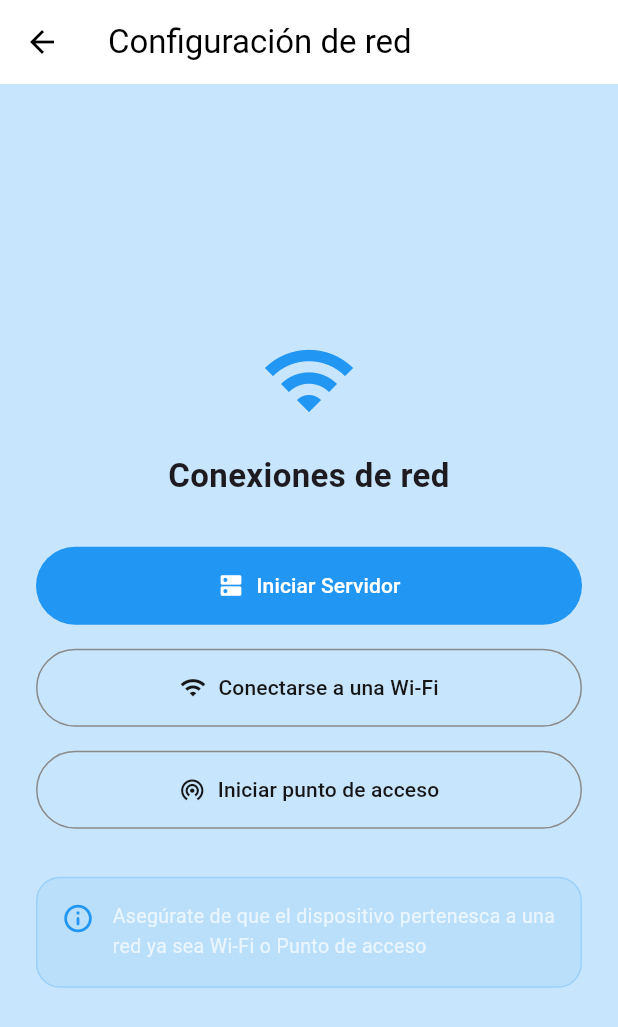
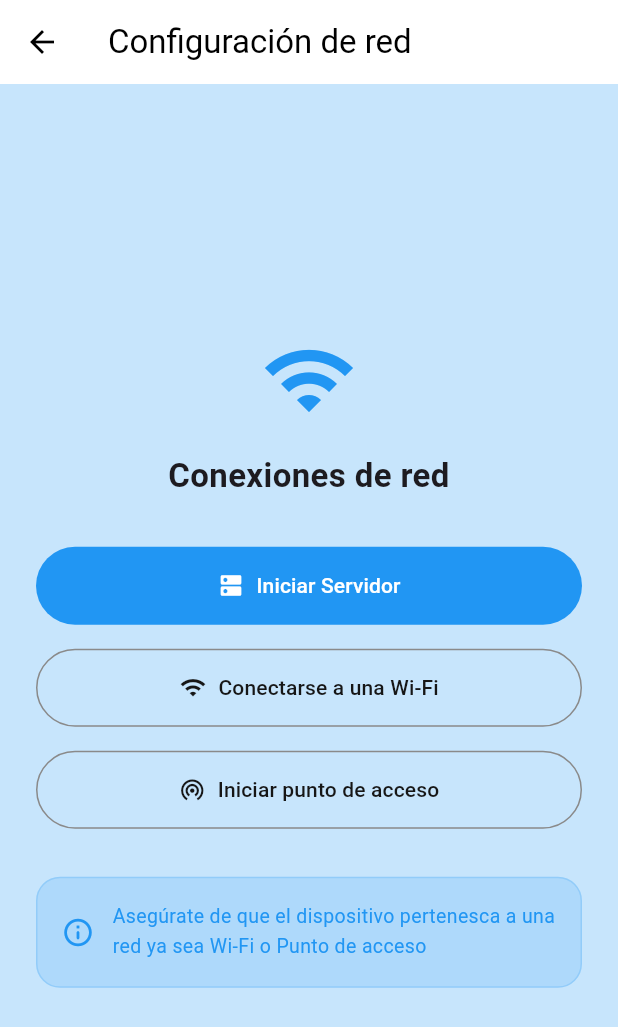
Before and after one commit to AleBesu/top_menu, a Flutter app: the screen it shows after launch, after a tap on "Iniciar", on a phone screen of 412 x 824 dp. Shown: the top 1027 px of the screen. Run offline on Flutter 3.47's test engine with Material 3 defaults, Android fonts, the phone set to English and light mode, and no system bars; our stand-ins replace flutter_colorpicker, flutter_riverpod, hive_ce_flutter, image_cropper, image_picker and 3 more; missing offline and left inert: dart:ffi, flutter_foreground_task, open_device_settings, shelf_router; accounts and stored records are empty.

Commit message:
feat: Implement foreground service for menu server and enhance UI components

```diff
--- a/lib/UI/screens/admi_menu.dart
+++ b/lib/UI/screens/admi_menu.dart
@@ -1,6 +1,7 @@
 import 'dart:async';
 
 import 'package:flutter/material.dart';
+import 'package:flutter_foreground_task/flutter_foreground_task.dart';
 import 'package:flutter_riverpod/flutter_riverpod.dart';
 import 'package:open_device_settings/open_device_settings.dart';
 import 'package:open_device_settings/settings_panel.dart';
@@ -30,6 +31,43 @@ class AdmiMenuScreen extends ConsumerStatefulWidget {
 class _HomeScreenState extends ConsumerState<AdmiMenuScreen> {
   bool isLoading = false;
   Timer? _timer;
+
+  @override
+  void initState() {
+    // TODO: implement initState
+    super.initState();
+    _initService();
+  }
+
+  Future<void> _initService() async {
+    if (await FlutterForegroundTask.checkNotificationPermission() !=
+        NotificationPermission.granted) {
+      await FlutterForegroundTask.requestNotificationPermission();
+    }
+
+    if ((await FlutterForegroundTask.isIgnoringBatteryOptimizations) == false) {
+      await FlutterForegroundTask.openIgnoreBatteryOptimizationSettings();
+    }
+
+    FlutterForegroundTask.init(
+      androidNotificationOptions: AndroidNotificationOptions(
+        channelId: 'server_channel',
+        channelName: 'Servidor del Menu',
+        channelDescription: 'Estado del servidor',
+        channelImportance: NotificationChannelImportance.HIGH,
+      ),
+      iosNotificationOptions: const IOSNotificationOptions(
+        showNotification: false,
+        playSound: false,
+      ),
+      foregroundTaskOptions: ForegroundTaskOptions(
+        eventAction: ForegroundTaskEventAction.repeat(5000),
+        autoRunOnBoot: false,
+        allowWakeLock: true,
+        allowWifiLock: true,
+      ),
+    );
+  }
 
   @override
   void dispose() {
@@ -130,7 +168,30 @@ class _HomeScreenState extends ConsumerState<AdmiMenuScreen> {
                                     },
 
                                     onInitServer: () async {
-                                      await initServer();
+                                      final permission =
+                                          await FlutterForegroundTask.checkNotificationPermission();
+
+                                      if (permission !=
+                                          NotificationPermission.granted) {
+                                        await FlutterForegroundTask.requestNotificationPermission();
+                                      } else {
+                                        //!start Foregroudservice
+                                        await FlutterForegroundTask.startService(
+                                          serviceId: 256,
+                                          notificationTitle: 'Servidor activo',
+                                          notificationText:
+                                              'Funcionando en segundo plano',
+                                          callback: startCallback,
+                                          notificationButtons: [
+                                            NotificationButton(
+                                              id: 'stop_server',
+                                              text: 'Detener servidor',
+                                            ),
+                                          ],
+                                        );
+
+                                        await initServer();
+                                      }
                                     },
                                   ),
                                 ),
--- a/lib/UI/screens/select_network_screen.dart
+++ b/lib/UI/screens/select_network_screen.dart
@@ -70,14 +70,14 @@ class SelectNetworkScreen extends ConsumerWidget {
               Container(
                 padding: const EdgeInsets.all(16),
                 decoration: BoxDecoration(
-                  color: menuConfigPro.primaryColor.withValues(alpha: 0.08),
+                  color: menuConfigPro.primaryColor.withValues(alpha: 0.15),
                   borderRadius: BorderRadius.circular(16),
                   border: Border.all(
                     color: menuConfigPro.primaryColor.withValues(alpha: 0.2),
                   ),
                 ),
                 child: Row(
-                  crossAxisAlignment: CrossAxisAlignment.start,
+                  crossAxisAlignment: CrossAxisAlignment.center,
                   children: [
                     Icon(
                       Icons.info_outline_rounded,
@@ -87,10 +87,10 @@ class SelectNetworkScreen extends ConsumerWidget {
                     SizedBox(width: 12),
                     Expanded(
                       child: Text(
-                        'Asegúrate de que el dispositivo pertenesca a una red ya sea Wi-Fi o Punto de acceso ',
+                        'Asegúrate de que el dispositivo pertenesca a una red ya sea Wi-Fi o Punto de acceso',
 
                         style: TextStyle(
-                          color: Colors.white70,
+                          color: menuConfigPro.primaryColor,
                           fontSize: 13,
                           height: 1.5,
                         ),
--- a/lib/UI/screens/server_iniciated_screen.dart
+++ b/lib/UI/screens/server_iniciated_screen.dart
@@ -1,4 +1,5 @@
 import 'package:flutter/material.dart';
+import 'package:flutter_foreground_task/flutter_foreground_task.dart';
 import 'package:qr_flutter/qr_flutter.dart';
 import 'package:top_menu/app/app_colors.dart';
 
@@ -131,6 +132,9 @@ class ServerScreen extends StatelessWidget {
                     onPressed: () async {
                       // await stopServer();
 
+                      //!Stop foregroundservice
+
+                      await FlutterForegroundTask.stopService();
                       Navigator.of(context).pop();
                     },
                     icon: const Icon(Icons.stop_rounded),
--- a/lib/UI/widgets/app_field.dart
+++ b/lib/UI/widgets/app_field.dart
@@ -60,6 +60,8 @@ class AppField extends StatelessWidget {
           onChanged: onChanged,
           keyboardType: keyboardType,
           maxLines: maxLines,
+
+          decoration: InputDecoration(hintText: hint),
         ),
       ],
     );
--- a/lib/main.dart
+++ b/lib/main.dart
@@ -1,9 +1,11 @@
 import 'dart:io';
 
 import 'package:flutter/material.dart';
+import 'package:flutter_foreground_task/flutter_foreground_task.dart';
 import 'package:flutter_riverpod/flutter_riverpod.dart';
 import 'package:top_menu/UI/providers/restaurant_provider.dart';
 import 'package:top_menu/core/datasourses/hive_restaurant_local_data_source.dart';
+import 'package:top_menu/core/services/app_foreground_service/app_foreground_service.dart';
 
 import 'app/theme.dart';
 import 'UI/screens/admi_menu.dart';
@@ -11,7 +13,7 @@ import 'UI/screens/admi_menu.dart';
 void main() async {
   WidgetsFlutterBinding.ensureInitialized();
   await HiveRestaurantLocalDataSource.init();
-
+  FlutterForegroundTask.initCommunicationPort();
   runApp(const ProviderScope(child: MenuAdminApp()));
 }
 
@@ -34,6 +36,11 @@ class MenuAdminApp extends ConsumerWidget {
       ),
     );
   }
+}
+
+@pragma('vm:entry-point')
+void startCallback() {
+  FlutterForegroundTask.setTaskHandler(AppForegroundService());
 }
 
 // class TestScreen extends StatefulWidget {
```
Also changed, not shown: lib/core/services/app_foreground_service/app_foreground_service.dart (added, +97 -0 lines), lib/core/services/server_handle/server_handle.dart (+84 -45 lines), 1 other file.
